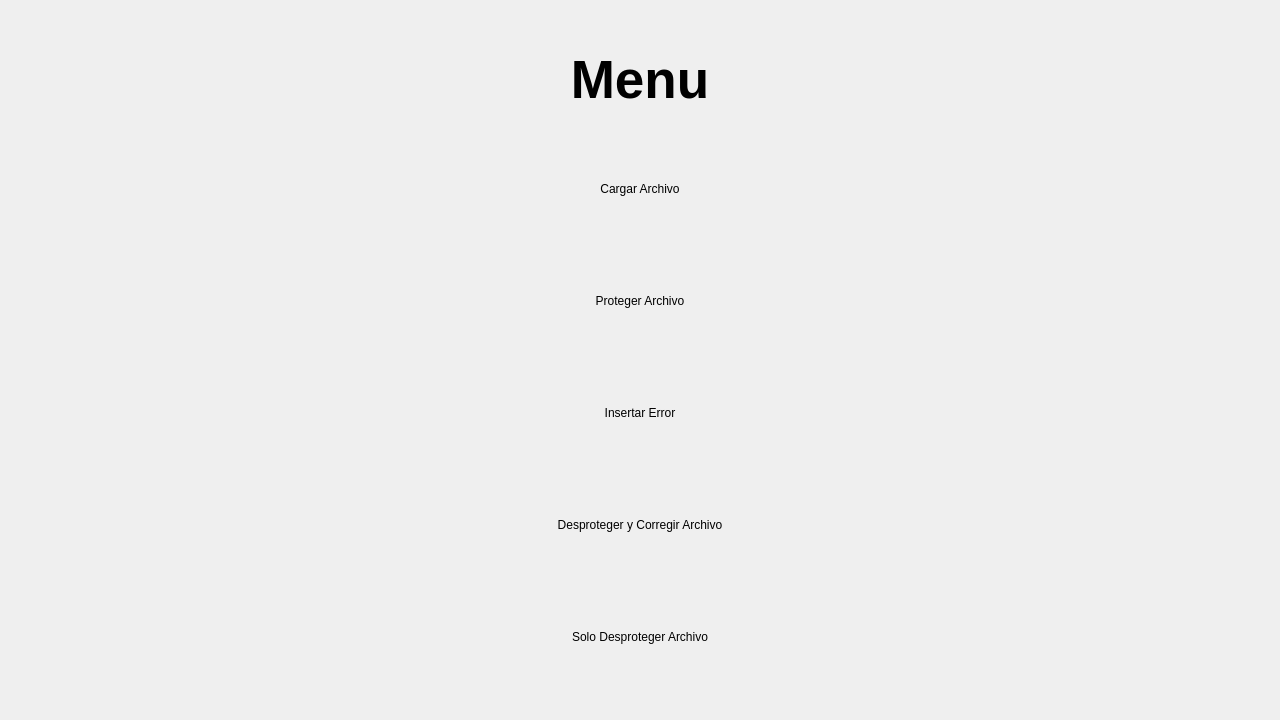
Fxzerh/HuffmanCode, file Ventanas/inicioPanel.ui: the form before one commit.
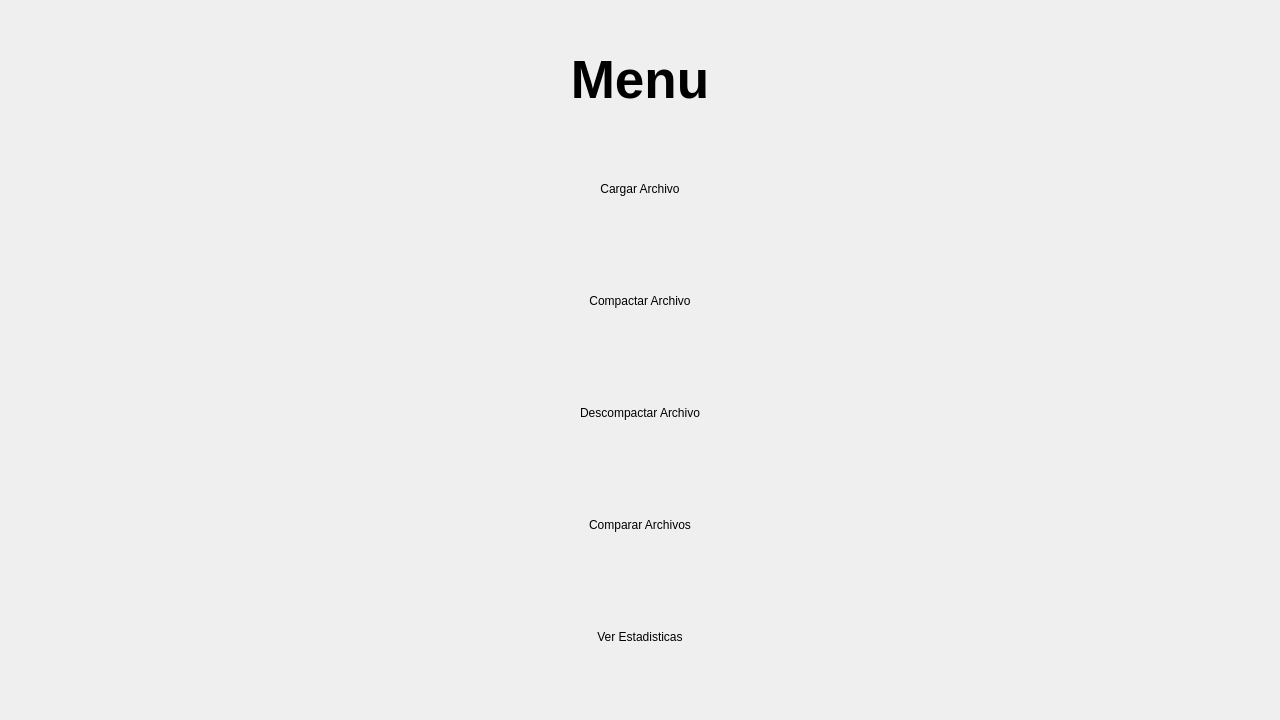
The form after the commit.

```diff
--- a/Ventanas/inicioPanel.ui
+++ b/Ventanas/inicioPanel.ui
@@ -46,7 +46,7 @@
       </size>
      </property>
      <property name="text">
-      <string>Proteger Archivo</string>
+      <string>Compactar Archivo</string>
      </property>
      <property name="default">
       <bool>false</bool>
@@ -65,7 +65,7 @@
       </size>
      </property>
      <property name="text">
-      <string>Desproteger y Corregir Archivo</string>
+      <string>Comparar Archivos</string>
      </property>
      <property name="flat">
       <bool>true</bool>
@@ -81,7 +81,7 @@
       </size>
      </property>
      <property name="text">
-      <string>Solo Desproteger Archivo</string>
+      <string>Ver Estadisticas</string>
      </property>
      <property name="autoDefault">
       <bool>true</bool>
@@ -100,7 +100,7 @@
       </size>
      </property>
      <property name="text">
-      <string>Insertar Error</string>
+      <string>Descompactar Archivo</string>
      </property>
      <property name="default">
       <bool>false</bool>
```
Left out of the diff: 8 changed lines with no effect on the pictures.
